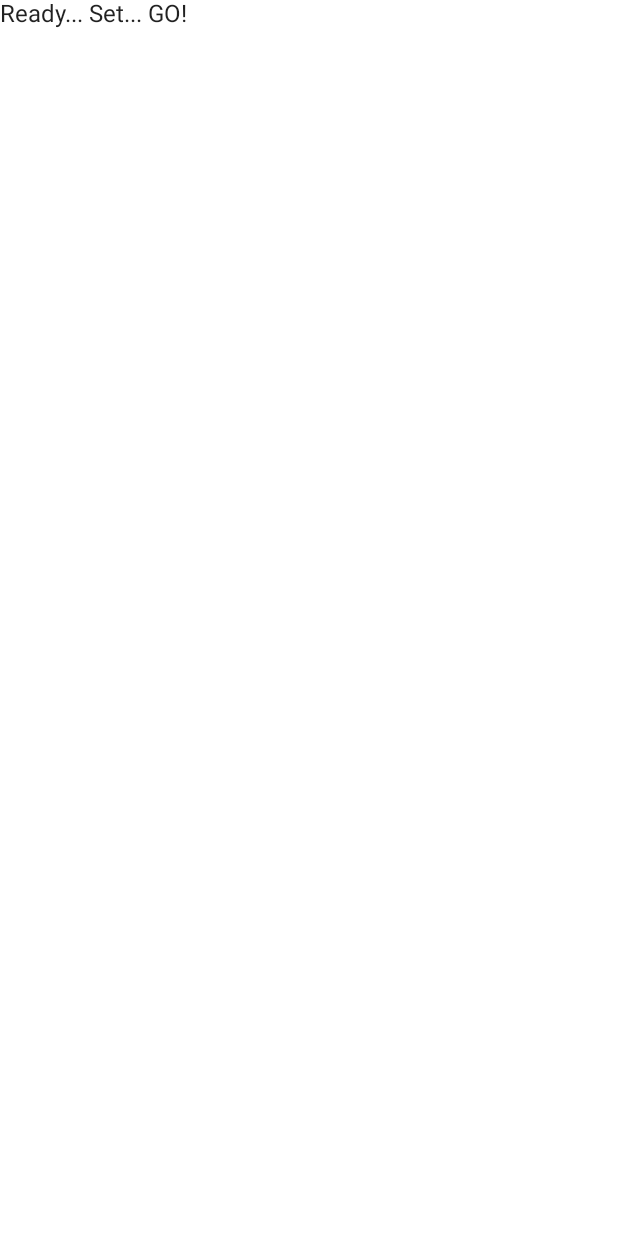
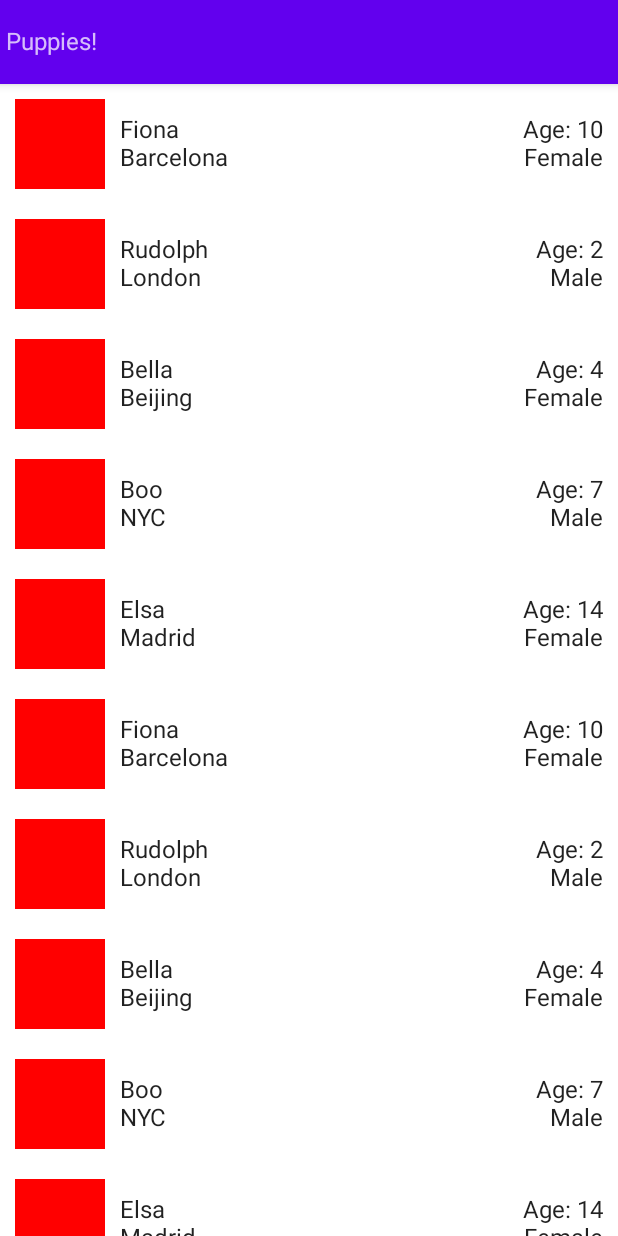
Before and after one commit to xrigau/android-dev-challenge-compose, an Android app built with Jetpack Compose: the screen it shows after launch (MainActivity), on a phone screen of 412 x 824 dp. Before the commit the screen is almost empty. Run offline under Robolectric (Android 15) with nearby library versions, the phone set to English and light mode, and no system bars.

Commit message:
First challenge

```diff
--- a/app/build.gradle
+++ b/app/build.gradle
@@ -73,6 +73,7 @@ dependencies {
     implementation "androidx.compose.material:material-icons-extended:$compose_version"
     implementation "androidx.compose.ui:ui-tooling:$compose_version"
     implementation 'androidx.lifecycle:lifecycle-runtime-ktx:2.3.0'
+    implementation "androidx.navigation:navigation-compose:1.0.0-alpha08"
 
     testImplementation 'junit:junit:4.13.2'
 
--- a/app/src/main/java/com/example/androiddevchallenge/MainActivity.kt
+++ b/app/src/main/java/com/example/androiddevchallenge/MainActivity.kt
@@ -18,12 +18,38 @@ package com.example.androiddevchallenge
 import android.os.Bundle
 import androidx.activity.compose.setContent
 import androidx.appcompat.app.AppCompatActivity
-import androidx.compose.material.MaterialTheme
-import androidx.compose.material.Surface
-import androidx.compose.material.Text
+import androidx.compose.foundation.background
+import androidx.compose.foundation.clickable
+import androidx.compose.foundation.layout.*
+import androidx.compose.material.*
 import androidx.compose.runtime.Composable
+import androidx.compose.ui.Alignment
+import androidx.compose.ui.Modifier
+import androidx.compose.ui.graphics.Color
 import androidx.compose.ui.tooling.preview.Preview
+import androidx.compose.ui.unit.dp
+import androidx.navigation.compose.NavHost
+import androidx.navigation.compose.composable
+import androidx.navigation.compose.rememberNavController
 import com.example.androiddevchallenge.ui.theme.MyTheme
+
+val data = listOf(
+    Puppy("Fiona", "Barcelona", "10", "Female"),
+    Puppy("Rudolph", "London", "2", "Male"),
+    Puppy("Bella", "Beijing", "4", "Female"),
+    Puppy("Boo", "NYC", "7", "Male"),
+    Puppy("Elsa", "Madrid", "14", "Female"),
+    Puppy("Fiona", "Barcelona", "10", "Female"),
+    Puppy("Rudolph", "London", "2", "Male"),
+    Puppy("Bella", "Beijing", "4", "Female"),
+    Puppy("Boo", "NYC", "7", "Male"),
+    Puppy("Elsa", "Madrid", "14", "Female"),
+    Puppy("Fiona", "Barcelona", "10", "Female"),
+    Puppy("Rudolph", "London", "2", "Male"),
+    Puppy("Bella", "Beijing", "4", "Female"),
+    Puppy("Boo", "NYC", "7", "Male"),
+    Puppy("Elsa", "Madrid", "14", "Female"),
+)
 
 class MainActivity : AppCompatActivity() {
     override fun onCreate(savedInstanceState: Bundle?) {
@@ -39,8 +65,13 @@ class MainActivity : AppCompatActivity() {
 // Start building your app here!
 @Composable
 fun MyApp() {
-    Surface(color = MaterialTheme.colors.background) {
-        Text(text = "Ready... Set... GO!")
+    val navController = rememberNavController()
+    NavHost(navController, startDestination = "puppies_list") {
+        composable("puppies_list") { PuppiesListScreen(data, navController) }
+        composable("details/{puppyIndex}") {
+            val index = it.arguments?.getString("puppyIndex")!!.toInt()
+            PuppyDetailScreen(data[index])
+        }
     }
 }
 
@@ -59,3 +90,10 @@ fun DarkPreview() {
         MyApp()
     }
 }
+
+data class Puppy(
+    val name: String,
+    val location: String,
+    val age: String,
+    val gender: String,
+)
--- /dev/null
+++ b/app/src/main/java/com/example/androiddevchallenge/PuppiesListScreen.kt
@@ -0,0 +1,71 @@
+package com.example.androiddevchallenge
+
+import androidx.compose.foundation.background
+import androidx.compose.foundation.clickable
+import androidx.compose.foundation.layout.*
+import androidx.compose.foundation.lazy.LazyColumn
+import androidx.compose.foundation.lazy.items
+import androidx.compose.material.Scaffold
+import androidx.compose.material.Text
+import androidx.compose.material.TopAppBar
+import androidx.compose.runtime.Composable
+import androidx.compose.ui.Alignment
+import androidx.compose.ui.Modifier
+import androidx.compose.ui.graphics.Color
+import androidx.compose.ui.unit.dp
+import androidx.navigation.NavHostController
+import androidx.navigation.compose.navigate
+
+@Composable
+fun PuppiesListScreen(puppies: List<Puppy>, navController: NavHostController) {
+    Scaffold(topBar = {
+        TopAppBar {
+            Row(
+                verticalAlignment = Alignment.CenterVertically,
+                modifier = Modifier.fillMaxHeight()
+            ) {
+                Text(text = "Puppies!")
+            }
+        }
+    }) {
+        LazyColumn {
+            items(puppies) { puppy ->
+                PuppyListItem(puppy) {
+                    navController.navigate("details/${puppies.indexOf(it)}")
+                }
+            }
+        }
+    }
+}
+
+@Composable
+fun PuppyListItem(puppy: Puppy, onClick: (Puppy) -> Unit) {
+    Row(
+        modifier = Modifier
+            .clickable { onClick(puppy) }
+            .padding(10.dp),
+        verticalAlignment = Alignment.CenterVertically
+    ) {
+        Box(
+            modifier = Modifier
+                .background(Color.Red)
+                .padding(30.dp)
+        )
+        Column(
+            modifier = Modifier
+                .padding(start = 10.dp)
+        ) {
+            Text(text = puppy.name)
+            Text(text = puppy.location)
+        }
+        Column(
+            modifier = Modifier
+                .padding(start = 10.dp)
+                .fillMaxWidth(),
+            horizontalAlignment = Alignment.End
+        ) {
+            Text(text = "Age: ${puppy.age}")
+            Text(text = puppy.gender)
+        }
+    }
+}
```
Also changed, not shown: app/src/main/java/com/example/androiddevchallenge/PuppyDetailScreen.kt (added, +54 -0 lines).
